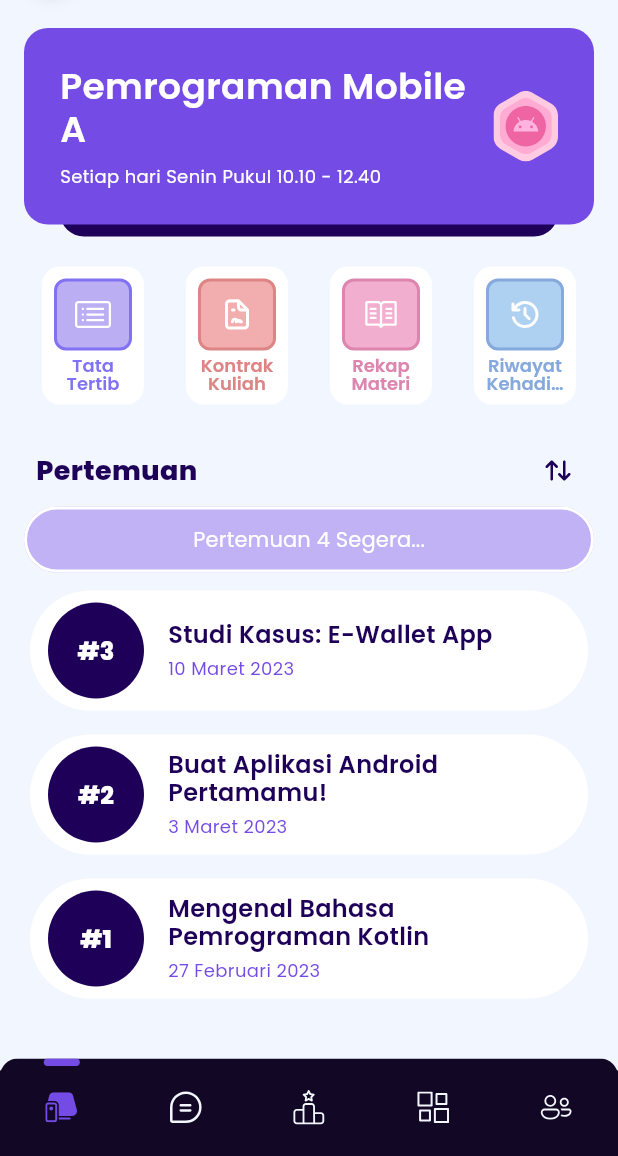
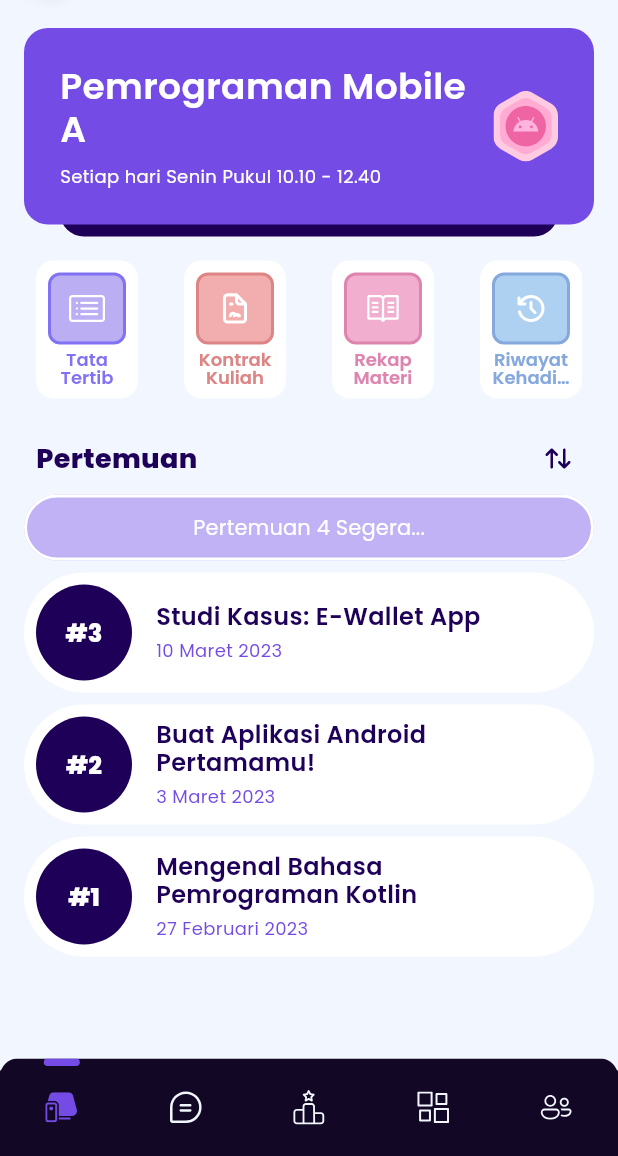
Before and after one commit to ToKu404/asco, a Flutter app: the HomePage screen opened directly, after a tap on "Pemrograman Mobile A", on a phone screen of 412 x 824 dp, the part 80-1236 px from its top. Run offline on Flutter 3.47's test engine with Material 2 defaults, Android fonts, the phone set to English and light mode, and no system bars; our stand-ins replace firebase_core, flip_card, flutter_svg, rive; missing offline and left inert: qr; accounts and stored records are empty.

Commit message:
fix: some feat. that needs to be fixed
- change min sdk version to 21
- added laboratorium course detail page
- implementing spread operator to display course MeetingCards

```diff
--- a/lib/core/constants/app_route.dart
+++ b/lib/core/constants/app_route.dart
@@ -2,4 +2,6 @@ class AppRoute {
   static const welcomePage = '/welcome';
   static const homePage = '/home';
   static const studentMainMenuPage = '/student-main-menu';
+  static const studentLaboratoriumCourseDetailPage =
+      '/student-laboratorium-course-detail';
 }
--- /dev/null
+++ b/lib/src/presentations/features/menu/laboratory/laboratory_course_detail_page.dart
@@ -0,0 +1,17 @@
+import 'package:asco/core/constants/color_const.dart';
+import 'package:flutter/material.dart';
+
+class StudentLaboratoriumCourseDetailPage extends StatelessWidget {
+  const StudentLaboratoriumCourseDetailPage({super.key});
+
+  @override
+  Widget build(BuildContext context) {
+    return Scaffold(
+      backgroundColor: Palette.grey,
+      appBar: AppBar(
+        title: const Text('Pertemuan 1'),
+        centerTitle: true,
+      ),
+    );
+  }
+}
--- a/lib/src/presentations/features/menu/laboratory/laboratory_page.dart
+++ b/lib/src/presentations/features/menu/laboratory/laboratory_page.dart
@@ -1,10 +1,12 @@
 import 'package:flutter/material.dart';
 import 'package:flutter_svg/flutter_svg.dart';
 
+import 'package:asco/core/constants/app_route.dart';
 import 'package:asco/core/constants/asset_path.dart';
 import 'package:asco/core/constants/color_const.dart';
 import 'package:asco/core/constants/size_const.dart';
 import 'package:asco/core/constants/text_const.dart';
+import 'package:asco/src/presentations/features/menu/laboratory/laboratory_course_detail_page.dart';
 
 class StudentLaboratoryPage extends StatelessWidget {
   const StudentLaboratoryPage({super.key});
@@ -47,7 +49,7 @@ class StudentLaboratoryPage extends StatelessWidget {
     return Scaffold(
       backgroundColor: Palette.grey,
       body: SingleChildScrollView(
-        padding: const EdgeInsets.fromLTRB(16, 16, 16, 24),
+        padding: const EdgeInsets.all(16),
         child: Column(
           children: <Widget>[
             _buildHeader(
@@ -194,18 +196,14 @@ class StudentLaboratoryPage extends StatelessWidget {
           ),
         ),
         const SizedBox(height: 8),
-        ListView.separated(
-          physics: const NeverScrollableScrollPhysics(),
-          itemBuilder: (context, index) {
-            return MeetingCard(
-              course: courses[index],
+        ...courses
+            .map(
+              (course) => MeetingCard(
+                course: course,
                 courseNumberBackgroundColor: Palette.purple100,
-            );
-          },
-          separatorBuilder: (_, __) => const SizedBox(height: 8),
-          itemCount: courses.length,
-          shrinkWrap: true,
               ),
+            )
+            .toList(),
       ],
     );
   }
@@ -229,6 +227,7 @@ class MenuCard extends StatelessWidget {
   Widget build(BuildContext context) {
     return Card(
       elevation: 0,
+      margin: EdgeInsets.zero,
       color: Palette.white,
       clipBehavior: Clip.antiAlias,
       shape: RoundedRectangleBorder(
@@ -294,19 +293,30 @@ class MeetingCard extends StatelessWidget {
 
   @override
   Widget build(BuildContext context) {
-    return Card(
+    return Padding(
+      padding: const EdgeInsets.only(bottom: 8),
+      child: Card(
         elevation: 0,
+        margin: EdgeInsets.zero,
         color: Palette.white,
         clipBehavior: Clip.antiAlias,
         shape: RoundedRectangleBorder(
           borderRadius: BorderRadius.circular(40),
         ),
         child: InkWell(
-        onTap: () {},
+          onTap: () => Navigator.push(
+            context,
+            MaterialPageRoute(
+              builder: (context) => const StudentLaboratoriumCourseDetailPage(),
+              settings: const RouteSettings(
+                name: AppRoute.studentLaboratoriumCourseDetailPage,
+              ),
+            ),
+          ),
           child: SizedBox(
             height: 80,
             child: Padding(
-            padding: const EdgeInsets.fromLTRB(4, 8, 16, 8),
+              padding: const EdgeInsets.fromLTRB(0, 8, 16, 8),
               child: Row(
                 children: <Widget>[
                   CircleAvatar(
@@ -351,6 +361,7 @@ class MeetingCard extends StatelessWidget {
             ),
           ),
         ),
+      ),
     );
   }
 }
```
Also changed, not shown: 1 other file. Lines whose indentation alone changed are shown as unchanged.
